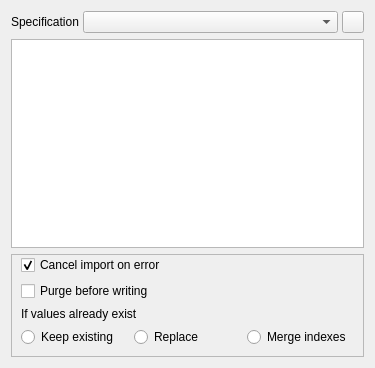
spine-tools/spine-items, file spine_items/importer/ui/importer_properties.ui: the form before one commit.
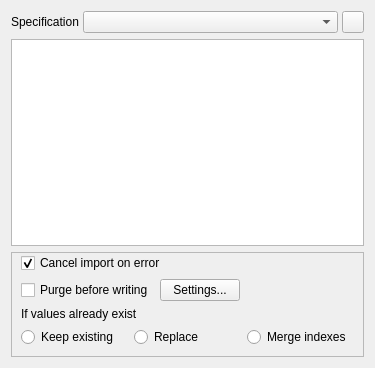
The form after the commit. Icons and pictures are not drawn.

Patch:
```diff
--- a/spine_items/importer/ui/importer_properties.ui
+++ b/spine_items/importer/ui/importer_properties.ui
@@ -136,11 +136,38 @@
        </widget>
       </item>
       <item>
+       <layout class="QHBoxLayout" name="horizontalLayout_2">
+        <item>
        <widget class="QCheckBox" name="checkBox_purge_before_writing">
         <property name="text">
          <string>Purge before writing</string>
         </property>
        </widget>
+        </item>
+        <item>
+         <widget class="QPushButton" name="purge_settings_button">
+          <property name="toolTip">
+           <string>Choose what database items to purge.</string>
+          </property>
+          <property name="text">
+           <string>Settings...</string>
+          </property>
+         </widget>
+        </item>
+        <item>
+         <spacer name="horizontalSpacer">
+          <property name="orientation">
+           <enum>Qt::Horizontal</enum>
+          </property>
+          <property name="sizeHint" stdset="0">
+           <size>
+            <width>40</width>
+            <height>20</height>
+           </size>
+          </property>
+         </spacer>
+        </item>
+       </layout>
       </item>
       <item>
        <widget class="QLabel" name="label">
```
Lines whose indentation alone changed are shown as unchanged.
